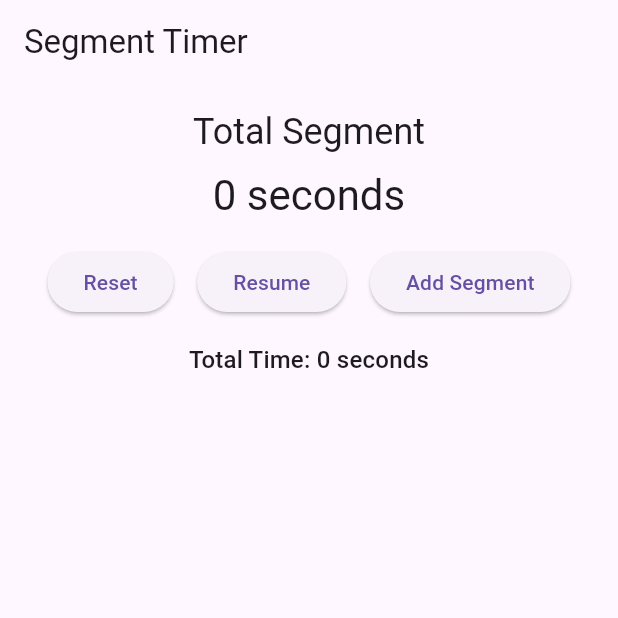
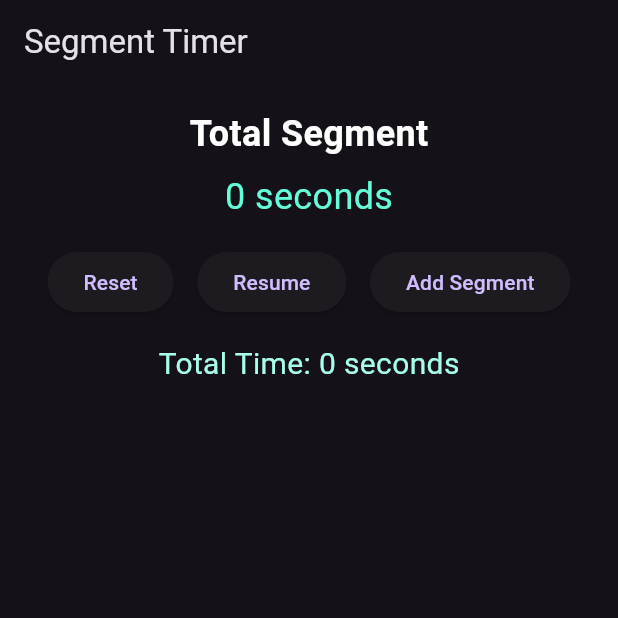
Before and after one commit to abogadoatusi/SegmentTimer, a Flutter app: the screen it shows after launch, after a tap on "Pause", on a phone screen of 412 x 824 dp, the top half of it. Run offline on Flutter 3.47's test engine with Material 3 defaults, Android fonts, the phone set to English and light mode, and no system bars; our stand-ins replace audioplayers.

Commit message:
色・音の追加

```diff
--- a/lib/main.dart
+++ b/lib/main.dart
@@ -7,9 +7,16 @@ void main() => runApp(MyTeaApp());
 class MyTeaApp extends StatelessWidget {
   @override
   Widget build(BuildContext context) {
+    // アプリケーション全体のテーマ設定を行います
     return MaterialApp(
       debugShowCheckedModeBanner: false,
       title: 'Segment Timer',
+      theme: ThemeData(
+        // ダークテーマを適用します
+        brightness: Brightness.dark,
+        primarySwatch: Colors.blueGrey,
+        visualDensity: VisualDensity.adaptivePlatformDensity,
+      ),
       home: TeaTimerScreen(),
     );
   }
@@ -40,6 +47,7 @@ class _TeaTimerScreenState extends State<TeaTimerScreen> {
   void initState() {
     super.initState();
     _audioPlayer = AudioPlayer();
+    // タイマーの初期化を行います
     _timer = Timer.periodic(Duration(seconds: 1), (timer) {
       if (!_isPaused) {
         setState(() {
@@ -54,6 +62,7 @@ class _TeaTimerScreenState extends State<TeaTimerScreen> {
     _resetTimer();
   }
 
+  // セグメントごとのタイマーを開始します
   void _startTimer() {
     _timer?.cancel();
     _timer = Timer.periodic(Duration(seconds: 1), (timer) {
@@ -69,6 +78,7 @@ class _TeaTimerScreenState extends State<TeaTimerScreen> {
     });
   }
 
+  // タイマーをリセットします
   void _resetTimer() {
     setState(() {
       _remainingTime = _teaSegments.isNotEmpty ? _teaSegments[0].duration : _totalTime;
@@ -78,20 +88,22 @@ class _TeaTimerScreenState extends State<TeaTimerScreen> {
     });
   }
 
+  // 次のセグメントに移動します
   void _moveToNextSegment() {
+    _playAudio(); // セグメントが終わるたびに音を鳴らします
     if (_currentSegmentIndex < _teaSegments.length - 1) {
       _currentSegmentIndex++;
       _remainingTime = _teaSegments[_currentSegmentIndex].duration;
       _startTimer();
     } else {
       _timer?.cancel();
-      _playAudio();
     }
   }
 
+  // 音声を再生します
   Future<void> _playAudio() async {
     try {
-      await _audioPlayer.setSource(AssetSource('assets/alarm.mp3'));
+      await _audioPlayer.setSource(AssetSource('alarm.mp3'));
       await _audioPlayer.resume();
       print('Audio played successfully');
     } catch (e) {
@@ -99,6 +111,7 @@ class _TeaTimerScreenState extends State<TeaTimerScreen> {
     }
   }
 
+  // 総時間を更新します
   void _updateTotalTime() {
     setState(() {
       if (_teaSegments.isNotEmpty) {
@@ -114,6 +127,7 @@ class _TeaTimerScreenState extends State<TeaTimerScreen> {
     _resetTimer();
   }
 
+  // セグメントを削除します
   void _removeSegment(int index) {
     setState(() {
       _teaSegments.removeAt(index);
@@ -121,6 +135,7 @@ class _TeaTimerScreenState extends State<TeaTimerScreen> {
     });
   }
 
+  // セグメントを編集します
   void _editSegment(int index) async {
     TextEditingController titleController = TextEditingController();
     TextEditingController durationController = TextEditingController();
@@ -134,6 +149,7 @@ class _TeaTimerScreenState extends State<TeaTimerScreen> {
         return AlertDialog(
           title: Text('Edit Segment'),
           content: Column(
+            mainAxisSize: MainAxisSize.min,
             children: [
               TextField(
                 controller: titleController,
@@ -160,8 +176,8 @@ class _TeaTimerScreenState extends State<TeaTimerScreen> {
                 if (title.isNotEmpty && duration > 0) {
                   setState(() {
                     _teaSegments[index] = TeaSegment(title: title, duration: duration);
+                    _updateTotalTime();
                   });
-                  _updateTotalTime();
                 }
                 Navigator.of(context).pop();
               },
@@ -173,6 +189,7 @@ class _TeaTimerScreenState extends State<TeaTimerScreen> {
     );
   }
 
+  // セグメントの追加ダイアログを表示します
   Future<void> _showAddSegmentDialog() async {
     TextEditingController titleController = TextEditingController();
     TextEditingController durationController = TextEditingController();
@@ -183,6 +200,7 @@ class _TeaTimerScreenState extends State<TeaTimerScreen> {
         return AlertDialog(
           title: Text('Add Segment'),
           content: Column(
+            mainAxisSize: MainAxisSize.min,
             children: [
               TextField(
                 controller: titleController,
@@ -209,8 +227,8 @@ class _TeaTimerScreenState extends State<TeaTimerScreen> {
                 if (title.isNotEmpty && duration > 0) {
                   setState(() {
                     _teaSegments.add(TeaSegment(title: title, duration: duration));
+                    _updateTotalTime();
                   });
-                  _updateTotalTime();
                 }
                 Navigator.of(context).pop();
               },
@@ -222,6 +240,7 @@ class _TeaTimerScreenState extends State<TeaTimerScreen> {
     );
   }
 
+  // ポーズと再開の状態を切り替えます
   void _togglePausedState() {
     setState(() {
       _isPaused = !_isPaused;
@@ -230,6 +249,7 @@ class _TeaTimerScreenState extends State<TeaTimerScreen> {
 
   @override
   Widget build(BuildContext context) {
+    // UIを構築します
     return Scaffold(
       appBar: AppBar(
         title: Text('Segment Timer'),
@@ -241,12 +261,19 @@ class _TeaTimerScreenState extends State<TeaTimerScreen> {
           children: <Widget>[
             Text(
               _teaSegments.isNotEmpty ? _teaSegments[_currentSegmentIndex].title : 'Total Segment',
-              style: Theme.of(context).textTheme.headline5,
+              style: TextStyle(
+                fontSize: 24,
+                fontWeight: FontWeight.bold,
+                color: Colors.white,
+              ),
             ),
             SizedBox(height: 8.0),
             Text(
               '$_remainingTime seconds',
-              style: Theme.of(context).textTheme.headline4,
+              style: TextStyle(
+                fontSize: 24,
+                color: Colors.tealAccent[200],
+              ),
             ),
             SizedBox(height: 16.0),
             Row(
@@ -260,9 +287,7 @@ class _TeaTimerScreenState extends State<TeaTimerScreen> {
                 ),
                 ElevatedButton(
                   onPressed: () {
-                    setState(() {
                     _togglePausedState();
-                    });
                   },
                   child: Text(_isPaused ? 'Resume' : 'Pause'),
                 ),
@@ -277,17 +302,33 @@ class _TeaTimerScreenState extends State<TeaTimerScreen> {
             SizedBox(height: 16.0),
             Text(
               'Total Time: $_totalTime seconds',
-              style: Theme.of(context).textTheme.subtitle1,
+              style: TextStyle(
+                fontSize: 20,
+                color: Colors.tealAccent[100],
+              ),
             ),
             SizedBox(height: 16.0),
             Expanded(
               child: ListView.builder(
                 itemCount: _teaSegments.length,
                 itemBuilder: (BuildContext context, int index) {
-                  return ListTile(
-                    title: Text(_teaSegments[index].title),
+                  return Card(
+                    color: Colors.blueGrey[800],
+                    child: ListTile(
+                      title: Text(
+                        _teaSegments[index].title,
+                        style: TextStyle(
+                          fontSize: 22,
+                          fontWeight: FontWeight.bold,
+                          color: Colors.white,
+                        ),
+                      ),
                       subtitle: Text(
                         '${_teaSegments[index].duration} seconds',
+                        style: TextStyle(
+                          fontSize: 20,
+                          color: Colors.tealAccent[100],
+                        ),
                       ),
                       trailing: Row(
                         mainAxisSize: MainAxisSize.min,
@@ -307,6 +348,7 @@ class _TeaTimerScreenState extends State<TeaTimerScreen> {
                           ),
                         ],
                       ),
+                    ),
                   );
                 },
               ),
```
Also changed, not shown: 1 other file. Lines whose indentation alone changed are shown as unchanged.
